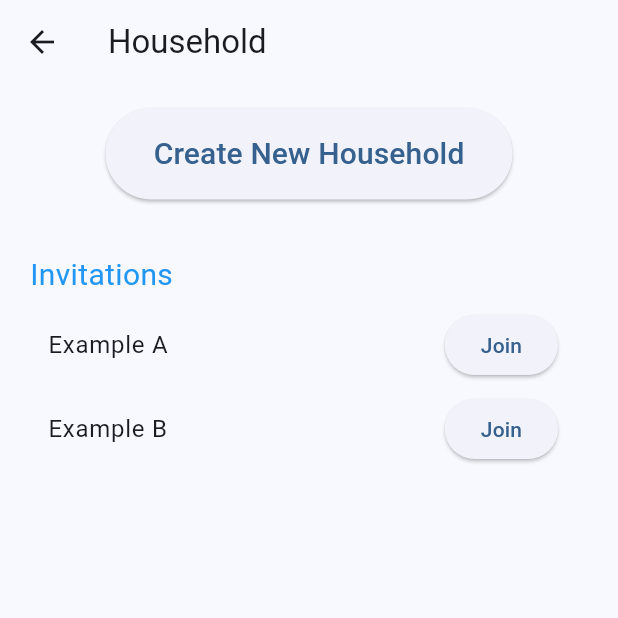
After one commit to watkins-matt/thingzee, a Flutter app: the HouseholdLandingPage screen opened directly, on a phone screen of 412 x 824 dp, the top half of it. The commit adds this screen. Run offline on Flutter 3.47's test engine with Material 2 defaults, Android fonts, the phone set to English and light mode, and no system bars; our stand-ins replace appwrite, connectivity_plus, csv, dio, file_picker, flutter_hooks and 12 more; missing offline and left inert: analyzer, build, duration, ml_algo, ml_dataframe, ml_linalg and 2 more; accounts and stored records are empty; generated files the repository leaves out were written again.

Commit message:
Initial household code

```diff
--- /dev/null
+++ b/lib/pages/household/household_landing.dart
@@ -0,0 +1,58 @@
+import 'package:flutter/material.dart';
+import 'package:thingzee/pages/detail/widget/title_header_widget.dart';
+
+class HouseholdLandingPage extends StatelessWidget {
+  const HouseholdLandingPage({super.key});
+
+  @override
+  Widget build(BuildContext context) {
+    return Scaffold(
+      appBar: AppBar(title: const Text('Household')),
+      body: Column(
+        children: [
+          Padding(
+            padding: const EdgeInsets.all(16),
+            child: ElevatedButton(
+              style: ButtonStyle(
+                padding: MaterialStateProperty.all(
+                    const EdgeInsets.symmetric(vertical: 16, horizontal: 32)),
+              ),
+              onPressed: () {},
+              child: const Text('Create New Household', style: TextStyle(fontSize: 20)),
+            ),
+          ),
+          Padding(
+            padding: const EdgeInsets.all(16),
+            child: Column(
+              children: [
+                const TitleHeaderWidget(title: 'Invitations'),
+                ..._buildInvitationList(),
+              ],
+            ),
+          ),
+        ],
+      ),
+    );
+  }
+
+  List<Widget> _buildInvitationList() {
+    List<String> invitations = ['Example A', 'Example B'];
+
+    return invitations.map((householdName) {
+      return ListTile(
+        title: Text(householdName),
+        trailing: ElevatedButton(
+          onPressed: () {},
+          child: const Text('Join'),
+        ),
+      );
+    }).toList();
+  }
+
+  static Future<void> push(BuildContext context) async {
+    await Navigator.push(
+      context,
+      MaterialPageRoute(builder: (context) => const HouseholdLandingPage()),
+    );
+  }
+}
--- a/lib/pages/inventory/widget/drop_down_menu_user.dart
+++ b/lib/pages/inventory/widget/drop_down_menu_user.dart
@@ -3,6 +3,7 @@ import 'package:hooks_riverpod/hooks_riverpod.dart';
 import 'package:repository/repository.dart';
 import 'package:thingzee/app.dart';
 import 'package:thingzee/main.dart';
+import 'package:thingzee/pages/household/household_landing.dart';
 import 'package:thingzee/pages/inventory/widget/drop_down_menu.dart';
 import 'package:thingzee/pages/login/login_page.dart';
 import 'package:thingzee/pages/login/state/user_profile.dart';
@@ -23,6 +24,10 @@ class UserDropdownMenu extends BaseDropdownMenu {
           itemBuilder: (context) => _itemBuilder(ref, context),
         );
 
+  static Future<void> _household(BuildContext context, WidgetRef ref) async {
+    await HouseholdLandingPage.push(context);
+  }
+
   static List<PopupMenuEntry<String>> _itemBuilder(WidgetRef ref, BuildContext context) {
     final repo = ref.watch(repositoryProvider);
     final loggedIn = repo.loggedIn;
@@ -36,7 +41,7 @@ class UserDropdownMenu extends BaseDropdownMenu {
       loginOption = 'Verify Your Account';
     }
 
-    final choices = {'Notifications', 'Settings', loginOption};
+    final choices = {'Household', 'Settings', loginOption};
 
     return choices.map((String choice) {
       return PopupMenuItem<String>(
@@ -67,6 +72,7 @@ class UserDropdownMenu extends BaseDropdownMenu {
     final BuildContext context = ref.read(navigatorKeyProvider).currentContext!;
 
     final actions = {
+      'Household': () async => _household(context, ref),
       'Login or Register': () async => _login(context, ref),
       'Logout': () async => _logout(context, ref),
       'Settings': () async => _settings(context, ref),
--- /dev/null
+++ b/packages/repository/lib/database/cloud/household_database.dart
@@ -0,0 +1,7 @@
+import 'package:repository/model/cloud/household.dart';
+
+abstract class HouseholdDatabase {
+  Household? get household;
+  Household create();
+  void leave();
+}
--- /dev/null
+++ b/packages/repository/lib/model/cloud/household.dart
@@ -0,0 +1,25 @@
+import 'package:json_annotation/json_annotation.dart';
+import 'package:meta/meta.dart';
+
+part 'household.g.dart';
+
+@JsonSerializable(explicitToJson: true)
+@immutable
+class Household {
+  final String id; // A unique identifier for the household
+  final DateTime timestamp; // When the household was created
+  final List<String> userIds; // The ids of the members of the Household
+  final List<String> adminIds; // The ids of the admins of the Household
+  final List<String> names; // The names of everyone in the household
+
+  const Household({
+    required this.id,
+    required this.timestamp,
+    required this.userIds,
+    required this.adminIds,
+    required this.names,
+  });
+
+  factory Household.fromJson(Map<String, dynamic> json) => _$HouseholdFromJson(json);
+  Map<String, dynamic> toJson() => _$HouseholdToJson(this);
+}
```
Also changed, not shown: lib/pages/household/household_view.dart (added, +77 -0 lines), lib/pages/household/widget/add_member_dialog.dart (added, +62 -0 lines), packages/repository_appw/lib/database/household_db.dart (added, +160 -0 lines), packages/repository/lib/model/cloud/household.g.dart (added).
